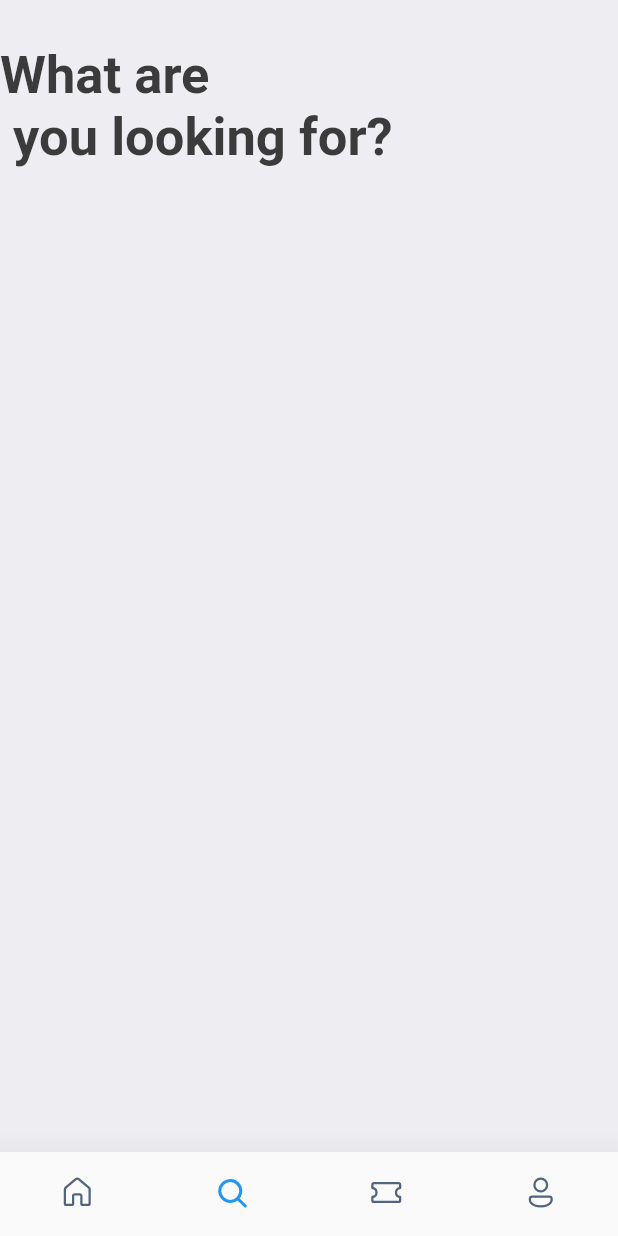
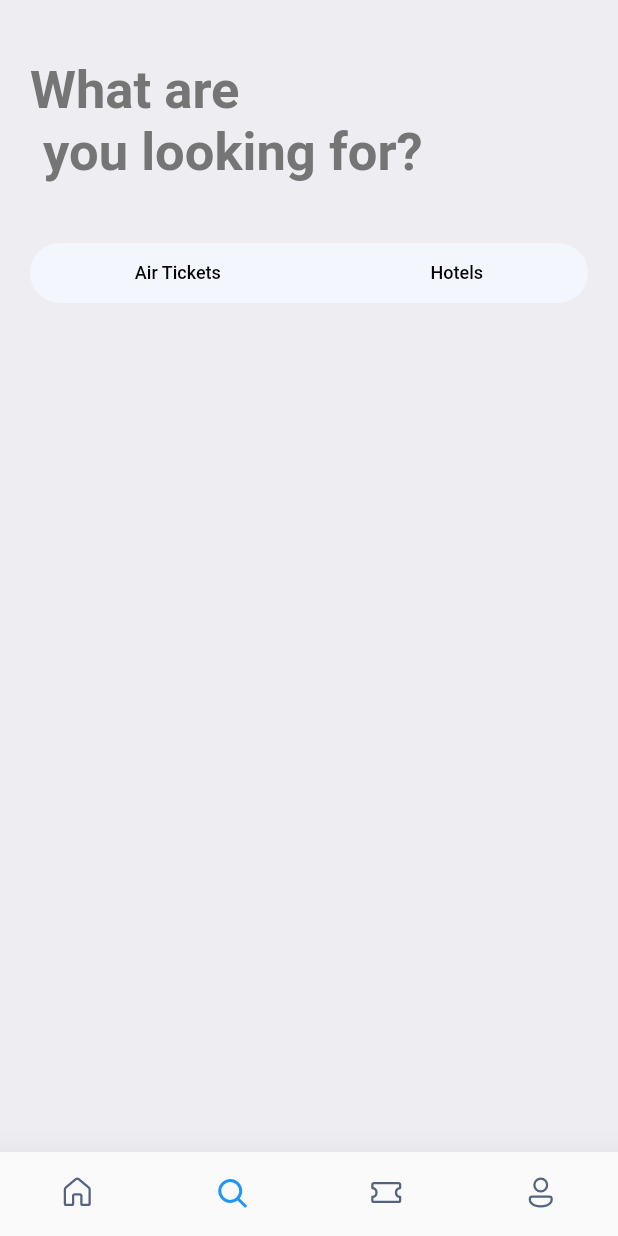
Before and after one commit to Willan0/ticket_aeroplane, a Flutter app: the screen it shows after launch, item 2 of the bottom bar chosen, on a phone screen of 412 x 824 dp. Run offline on Flutter 3.47's test engine with Material 2 defaults, Android fonts, the phone set to English and light mode, and no system bars; our stand-ins replace fluentui_icons, gap, get.

Commit message:
ticket_aeroplane

```diff
--- a/lib/screen/search_screen.dart
+++ b/lib/screen/search_screen.dart
@@ -14,8 +14,36 @@ class Search extends StatelessWidget {
       backgroundColor: Style.bgColor,
       body: ListView(
         children: [
-          Gap(AppLayout.getHeight(30)),
-          Text('What are\n you looking for?',style: Style.headingLineStyle1.copyWith(fontSize: 35),)
+          Gap(AppLayout.getHeight(40)),
+          Container(
+            margin: EdgeInsets.only(left: AppLayout.getWidth(20)),
+            child: Text('What are\n you looking for?',
+              style: Style.headingLineStyle1.copyWith(fontSize: 35,color: Colors.grey.shade600),
+            ),
+          ),
+          Gap(AppLayout.getHeight(20)),
+          Container(
+            margin: const EdgeInsets.all(20),
+            decoration: BoxDecoration(
+              borderRadius: BorderRadius.circular(AppLayout.getHeight(20)),
+              color: const Color(0xfff4f6fd)
+            ),
+            child: Row(
+              mainAxisAlignment: MainAxisAlignment.spaceAround,
+              children:  [
+                Container(
+                  height: AppLayout.getHeight(40),
+                  alignment: Alignment.center,
+                  child: Text('Air Tickets',style: Style.headingLineStyle4.copyWith(color: Colors.black),),
+                ),
+                Container(
+                  height: AppLayout.getHeight(40),
+                  alignment: Alignment.center,
+                  child: Text('Hotels',style: Style.headingLineStyle4.copyWith(color: Colors.black),),
+                )
+              ],
+            ),
+          )
         ],
       ),
     );
```
